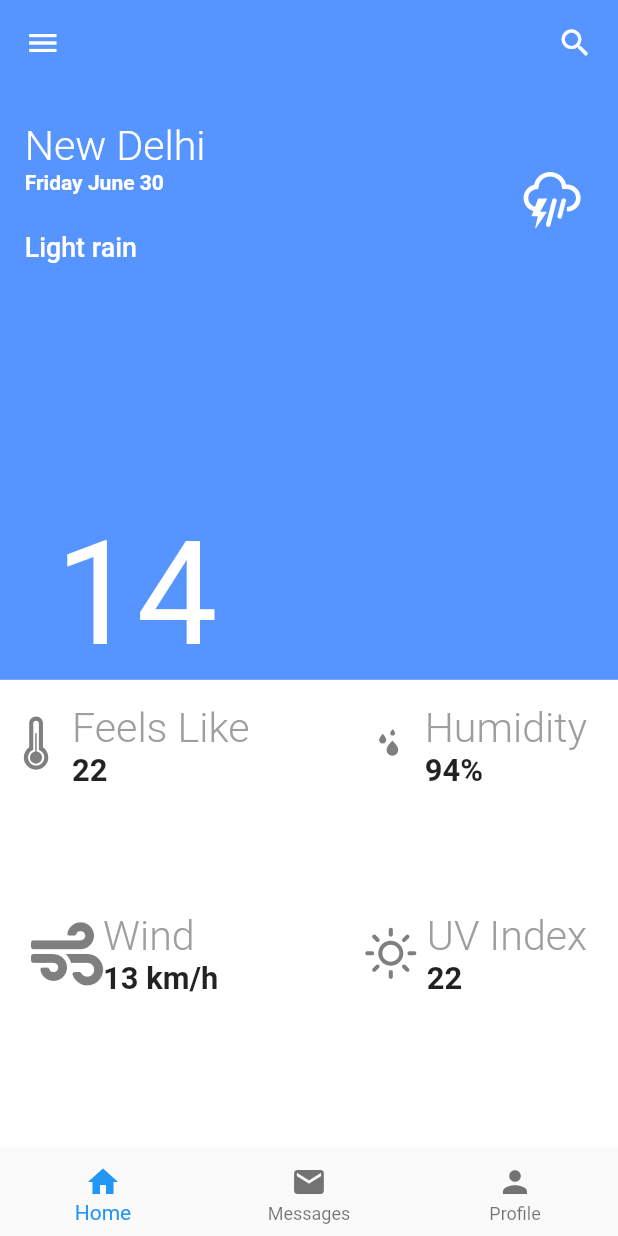
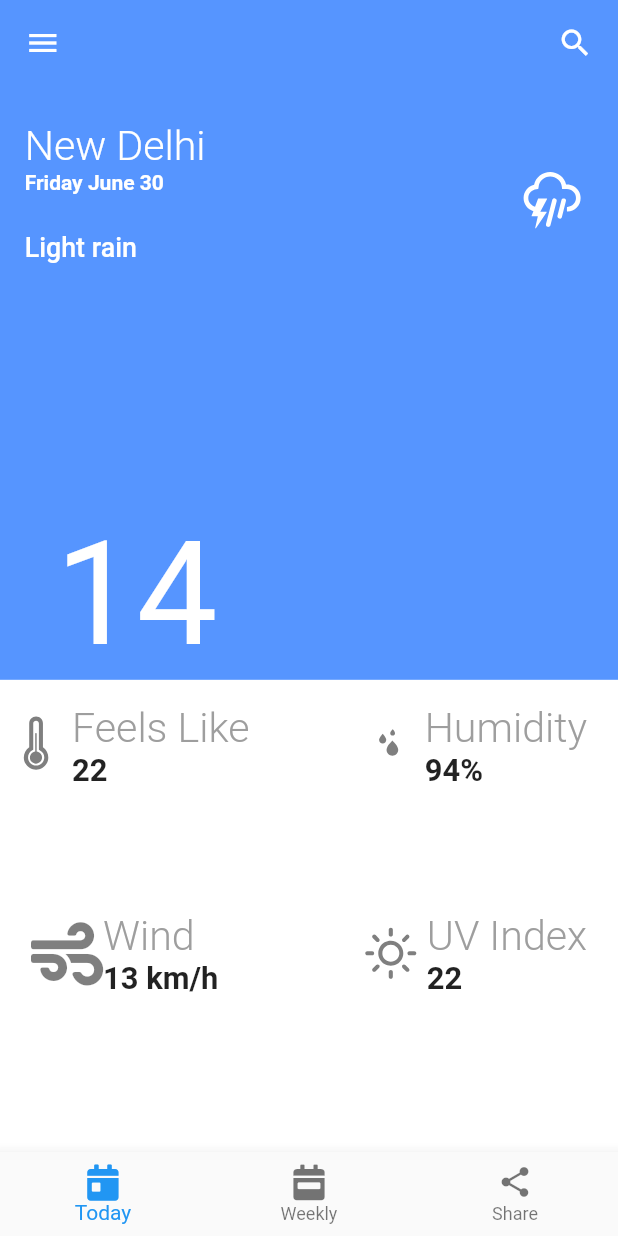
Before and after one commit to maykhid/LiteWeatherApp, a Flutter app: the screen it shows after launch, on a phone screen of 412 x 824 dp. Run offline on Flutter 3.47's test engine with Material 2 defaults, Android fonts, the light colour scheme and no system bars; our stand-ins replace font_awesome_flutter, sizer, weather_icons.

Commit message:
changed icons on base_view

```diff
--- a/lib/app/base_app/base_view.dart
+++ b/lib/app/base_app/base_view.dart
@@ -1,4 +1,5 @@
 import 'package:flutter/material.dart';
+import 'package:font_awesome_flutter/font_awesome_flutter.dart';
 import 'package:lite_weather_app/app/consts/app_colors.dart';
 import 'package:lite_weather_app/ui/screens/today_page/today_page.dart';
 import 'package:lite_weather_app/ui/screens/weekly_page/weekly_page.dart';
@@ -38,16 +39,16 @@ class _BaseViewState extends State<BaseView> {
         // currentIndex: 0, // this will be set when a new tab is tapped
         items: [
           BottomNavigationBarItem(
-            icon: Icon(Icons.home),
-            label: 'Home',
+            icon: FaIcon(FontAwesomeIcons.calendarDay),
+            label: 'Today',
           ),
           BottomNavigationBarItem(
-            icon: Icon(Icons.mail),
-            label: 'Messages',
+            icon: FaIcon(FontAwesomeIcons.calendarWeek),
+            label: 'Weekly',
           ),
           BottomNavigationBarItem(
-            icon: Icon(Icons.person),
-            label: 'Profile',
+            icon: Icon(Icons.share),
+            label: 'Share',
           )
         ],
 
```
